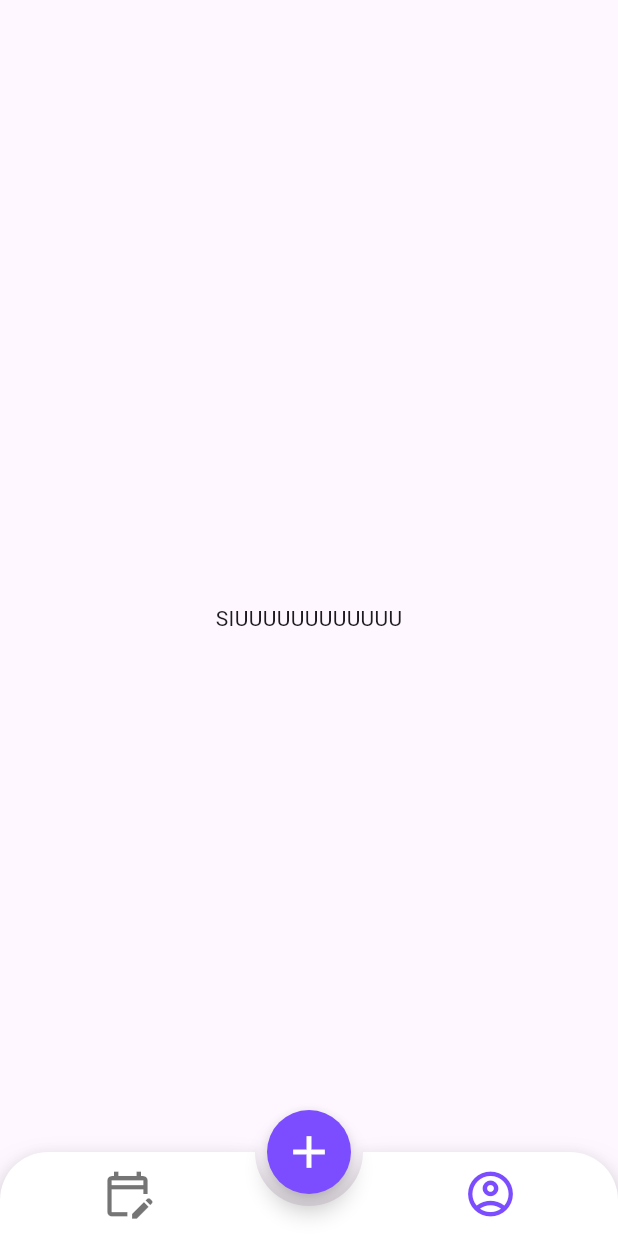
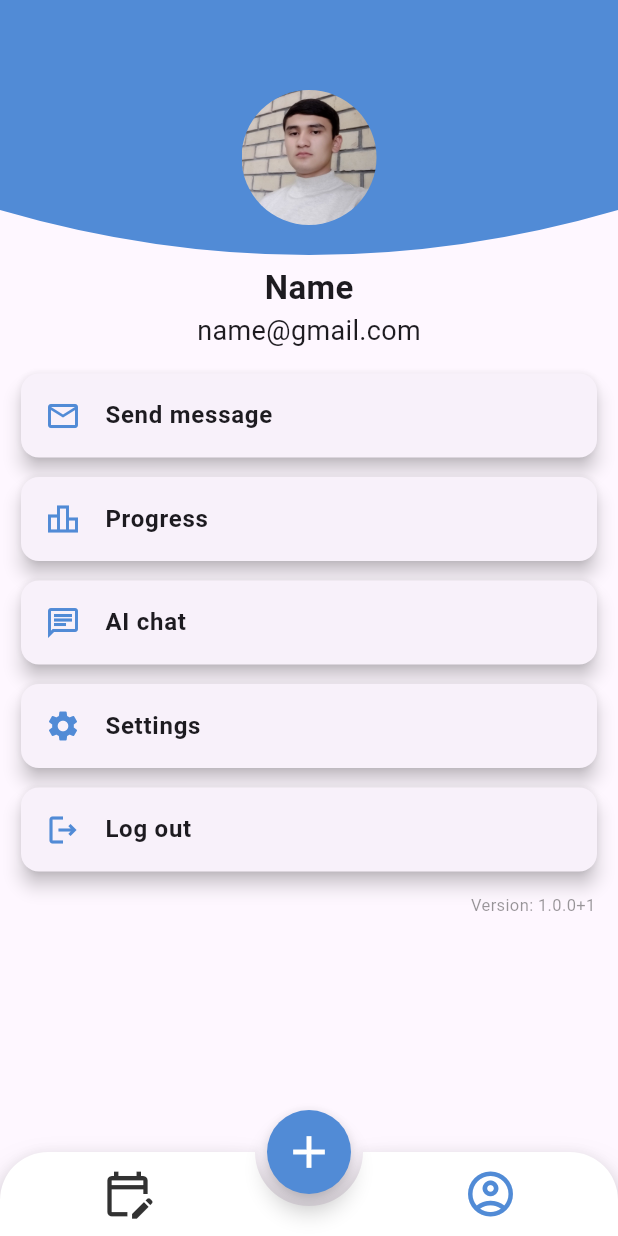
Before and after one commit to abdusattoryaminjonov/ttt-medicine, a Flutter app: the HomePage screen opened directly, item 2 of the bottom bar chosen, on a phone screen of 412 x 824 dp. Run offline on Flutter 3.47's test engine with Material 3 defaults, Android fonts, the light colour scheme and no system bars; drawn by our look-alikes of animated_bottom_navigation_bar; our stand-ins replace auto_size_text, flutter_advanced_switch, flutter_slidable, get, group_button; missing offline and left inert: circular_reveal_animation, time_pickerr.

Commit message:
updated account page and created splash page

```diff
--- /dev/null
+++ b/lib/constants/app_colors.dart
@@ -0,0 +1,13 @@
+import 'package:flutter/material.dart';
+
+class AppColors{
+
+  static Color background = const  Color.fromRGBO(255, 255, 255, 1);
+  static Color appActiveColor = const Color.fromRGBO(81, 139, 214, 1.0);
+  static Color white100 = const Color.fromRGBO(255, 255, 255, 1);
+  static Color green = const Color.fromRGBO(146, 197, 67, 1.0);
+  static Color red = const Color.fromRGBO(235, 67, 53, 1);
+  static Color black = const Color.fromRGBO(0, 0, 0, 1);
+  static Color black50 = const Color.fromRGBO(50, 50, 50, 1);
+  static Color black05 = const Color.fromRGBO(50, 50, 50, 0.5);
+}
--- a/lib/main.dart
+++ b/lib/main.dart
@@ -1,4 +1,5 @@
 import 'package:eslatma/pages/home_page.dart';
+import 'package:eslatma/pages/splash_page.dart';
 import 'package:flutter/material.dart';
 
 void main() {
@@ -18,7 +19,7 @@ class MyApp extends StatelessWidget {
         colorScheme: ColorScheme.fromSeed(seedColor: Colors.deepPurple),
         useMaterial3: true,
       ),
-      home:const HomePage(),
+      home: const SplashPage(),
     );
   }
 }
--- /dev/null
+++ b/lib/pages/account_page.dart
@@ -0,0 +1,193 @@
+import 'package:eslatma/constants/app_colors.dart';
+import 'package:flutter/material.dart';
+
+import '../widgets/clip_wawe.dart';
+
+class AccountPage extends StatefulWidget {
+  const AccountPage.AccountPage({super.key});
+
+  @override
+  State<AccountPage> createState() => _AccountPageState();
+}
+
+class _AccountPageState extends State<AccountPage> {
+  @override
+  Widget build(BuildContext context) {
+    return Scaffold(
+      body: Stack(
+        children: [
+          SizedBox(
+            width: double.infinity,
+            height:200,
+            child: ClipPath(
+              clipper: WaveClipper(),
+              child: Container(
+                color: AppColors.appActiveColor,
+              ),
+            ),
+          ),
+           Center(
+            child: Padding(
+                padding: const EdgeInsets.only(left: 10,right: 10,),
+              child: Column(
+                children: [
+                  Row(
+                    mainAxisAlignment: MainAxisAlignment.center,
+                    children: [
+                      SizedBox(
+                        height: 150,
+                        child: Column(
+                          mainAxisAlignment: MainAxisAlignment.end,
+                          children: [
+                            ClipRRect(
+                                borderRadius: BorderRadius.circular(45),
+                                child: const Image(
+                                  image: AssetImage("assets/images/myphoto.jpg"),
+                                  width: 90,
+                                  height: 90,
+                                  fit: BoxFit.cover,
+                                )
+                            ),
+                          ],
+                        ),
+                      ),
+                    ],
+                  ),
+                  const SizedBox(height: 15,),
+                  const SizedBox(
+                    height: 80,
+                    child: Column(
+                      mainAxisAlignment: MainAxisAlignment.center,
+                      children: [
+                        Text("Name",style: TextStyle(
+                          fontSize: 22,
+                          fontWeight: FontWeight.bold,
+                        ),),
+                        Text("name@gmail.com",style: TextStyle(
+                          fontSize: 18,
+                        ),),
+                      ],
+                    ),
+                  ),
+                  Expanded(
+                      child:SingleChildScrollView(
+                        child: Column(
+                          children: [
+                            Container(
+                              margin: const EdgeInsets.only(bottom: 5),
+                              child: Card(
+                                color: Colors.deepPurpleAccent[50],
+                                elevation: 5,
+                                child: ListTile(
+                                  leading:  Icon(Icons.local_post_office_outlined,
+                                      color: AppColors.appActiveColor),
+                                  title: const Text("Send message",
+                                      style: TextStyle(
+                                          fontWeight: FontWeight.bold)),
+                                  onTap: () {
+                                    // Navigator.of(context).push(MyPopupRoute(
+                                    //   child: QRGenerateFromUserId(userId: box.userId.toString()),));
+                                  },
+                                ),
+                              ),
+                            ),
+                            Container(
+                              margin: const EdgeInsets.only(bottom: 5),
+                              child: Card(
+                                color: Colors.deepPurpleAccent[50],
+                                elevation: 5,
+                                child: ListTile(
+                                  leading:  Icon(Icons.leaderboard_outlined,
+                                      color: AppColors.appActiveColor),
+                                  title: const Text("Progress",
+                                      style: TextStyle(
+                                          fontWeight: FontWeight.bold)),
+                                  onTap: () {
+                                    // Navigator.of(context).push(MyPopupRoute(
+                                    //   child: QRGenerateFromUserId(userId: box.userId.toString()),));
+                                  },
+                                ),
+                              ),
+                            ),
+                            Container(
+                              margin: const EdgeInsets.only(bottom: 5),
+                              child: Card(
+                                color: Colors.deepPurpleAccent[50],
+                                elevation: 5,
+                                child: ListTile(
+                                  leading:  Icon(Icons.chat_outlined,
+                                      color: AppColors.appActiveColor),
+                                  title: const Text("AI chat",
+                                      style: TextStyle(
+                                          fontWeight: FontWeight.bold)),
+                                  onTap: () {
+                                    // Navigator.of(context).push(MyPopupRoute(
+                                    //   child: QRGenerateFromUserId(userId: box.userId.toString()),));
+                                  },
+                                ),
+                              ),
+                            ),
+                            Container(
+                              margin: const EdgeInsets.only(bottom: 5),
+                              child: Card(
+                                color: Colors.deepPurpleAccent[50],
+                                elevation: 5,
+                                child: ListTile(
+                                  leading:  Icon(Icons.settings,
+                                      color:AppColors.appActiveColor),
+                                  title: const Text("Settings",
+                                      style: TextStyle(
+                                          fontWeight: FontWeight.bold)),
+                                  onTap: () {
+                                    // Navigator.of(context).push(MyPopupRoute(
+                                    //   child: QRGenerateFromUserId(userId: box.userId.toString()),));
+                                  },
+                                ),
+                              ),
+                            ),
+                            Container(
+                              margin: const EdgeInsets.only(bottom: 5),
+                              child: Card(
+                                color: Colors.deepPurpleAccent[50],
+                                elevation: 5,
+                                child: ListTile(
+                                  leading:  Icon(Icons.logout_outlined,
+                                      color:AppColors.appActiveColor),
+                                  title: const Text("Log out",
+                                      style: TextStyle(
+                                          fontWeight: FontWeight.bold)),
+                                  onTap: () {
+                                    // Navigator.of(context).push(MyPopupRoute(
+                                    //   child: QRGenerateFromUserId(userId: box.userId.toString()),));
+                                  },
+                                ),
+                              ),
+                            ),
+                            Row(
+                              mainAxisAlignment: MainAxisAlignment.end,
+                              children: [
+                                Container(
+                                  padding: const EdgeInsets.only(right: 5),
+                                  margin: const EdgeInsets.only(top: 5),
+                                  child: Text("Version: 1.0.0+1",style: TextStyle(
+                                    color: AppColors.black05,
+                                    fontSize: 11,
+                                  ),),
+                                ),
+                              ],
+                            )
+                          ],
+                        ),
+                      ),
+                  ),
+                  const SizedBox(height: 50,)
+                ],
+              ),
+            ),
+
+          )
+        ],
+      ),
+    );
+  }
+}
--- a/lib/pages/default_page.dart
+++ /dev/null
@@ -1,19 +0,0 @@
-import 'package:flutter/material.dart';
-
-class DefaultPage extends StatefulWidget {
-  const DefaultPage({super.key});
-
-  @override
-  State<DefaultPage> createState() => _DefaultPageState();
-}
-
-class _DefaultPageState extends State<DefaultPage> {
-  @override
-  Widget build(BuildContext context) {
-    return const Scaffold(
-      body: Center(
-        child: Text("SIUUUUUUUUUUUU"),
-      ),
-    );
-  }
-}
--- a/lib/pages/home_page.dart
+++ b/lib/pages/home_page.dart
@@ -1,7 +1,8 @@
 import 'package:animated_bottom_navigation_bar/animated_bottom_navigation_bar.dart';
 import 'package:auto_size_text/auto_size_text.dart';
+import 'package:eslatma/constants/app_colors.dart';
 import 'package:eslatma/pages/calender_page.dart';
-import 'package:eslatma/pages/default_page.dart';
+import 'package:eslatma/pages/account_page.dart';
 import 'package:flutter/material.dart';
 import 'package:flutter/rendering.dart';
 
@@ -30,7 +31,7 @@ class _HomePageState extends State<HomePage> with TickerProviderStateMixin {
 
   final List<Widget> _pages = [
     const CalenderPage(),
-    const DefaultPage(),
+    const AccountPage.AccountPage(),
     const AddPage(),
   ];
 
@@ -102,17 +103,18 @@ class _HomePageState extends State<HomePage> with TickerProviderStateMixin {
   @override
   Widget build(BuildContext context) {
     return Scaffold(
+      resizeToAvoidBottomInset: false,
       extendBody: true,
       body: _pages[_bottomNavIndex],
       floatingActionButton: FloatingActionButton(
         shape: RoundedRectangleBorder(
           borderRadius: BorderRadius.circular(50),
         ),
-        backgroundColor: Colors.deepPurpleAccent,
-        child: const Icon(
+        backgroundColor: AppColors.appActiveColor,
+        child:  Icon(
           Icons.add,
           size: 36,
-          color: Colors.white,
+          color: AppColors.white100,
         ),
         onPressed: () {
           setState(() {
@@ -129,8 +131,8 @@ class _HomePageState extends State<HomePage> with TickerProviderStateMixin {
         itemCount: iconList.length,
         tabBuilder: (int index, bool isActive) {
           final color = isActive
-              ? Colors.deepPurpleAccent
-              : Colors.black54;
+              ? AppColors.appActiveColor
+              : AppColors.black50;
           return Column(
             mainAxisSize: MainAxisSize.min,
             mainAxisAlignment: MainAxisAlignment.center,
@@ -143,9 +145,9 @@ class _HomePageState extends State<HomePage> with TickerProviderStateMixin {
             ],
           );
         },
-        backgroundColor: Colors.white,
+        backgroundColor: AppColors.white100,
         activeIndex: _bottomNavIndex,
-        splashColor: Colors.deepPurpleAccent,
+        splashColor: AppColors.appActiveColor,
         notchAndCornersAnimation: borderRadiusAnimation,
         splashSpeedInMilliseconds: 300,
         notchSmoothness: NotchSmoothness.defaultEdge,
--- a/pubspec.yaml
+++ b/pubspec.yaml
@@ -41,6 +41,8 @@ flutter:
 
   assets:
     - assets/images/
+    - assets/images/flags/
+
 
   # example:
   # fonts:
```
Also changed, not shown: lib/pages/add_page.dart (+38 -36 lines), lib/pages/calender_page.dart (+20 -18 lines), lib/pages/splash_page.dart (added, +107 -0 lines), assets/images/app.jpg (added), assets/images/app_logo.png (added), assets/images/flags/eng_flag.png (added), assets/images/flags/uzb_flag.png (added), 15 other files.
